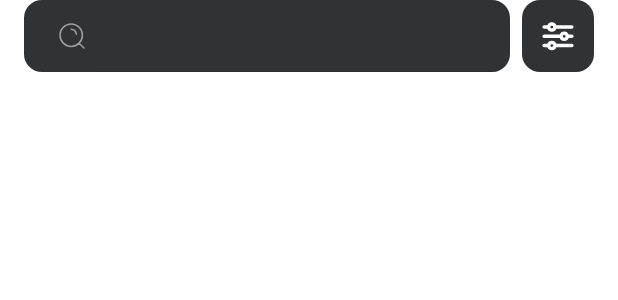
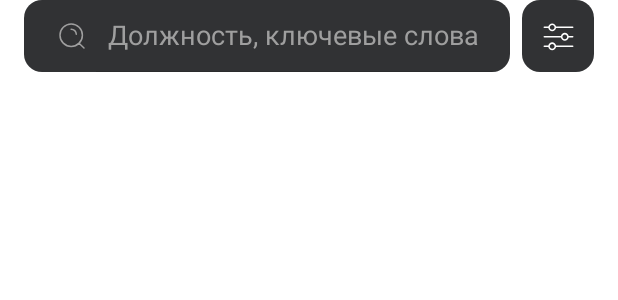
Before and after one commit to mamin-sibiryak-GDA/TestTaskAndroid, an Android app: the layout fragment_search.xml on its own in the app's theme, with its tools: preview values and no code run, on a phone screen of 412 x 824 dp. Shown: the top 300 px of the screen. Run offline under Robolectric (Android 15) with nearby library versions, the phone set to English and light mode, and no system bars.

Commit message:
Подправлены некоторые иконки. Измненен внешний вид строки поиска

```diff
--- a/app/src/main/res/drawable/ic_clear_27dp.xml
+++ b/app/src/main/res/drawable/ic_clear_24dp.xml
@@ -1,7 +1,7 @@
 <?xml version="1.0" encoding="utf-8"?>
 <vector xmlns:android="http://schemas.android.com/apk/res/android"
-    android:width="27dp"
-    android:height="27dp"
+    android:width="24dp"
+    android:height="24dp"
     android:viewportWidth="27.0"
     android:viewportHeight="27.0">
     <path
--- a/app/src/main/res/drawable/ic_filter_29dp.xml
+++ b/app/src/main/res/drawable/ic_filter_30dp.xml
@@ -1,22 +1,22 @@
 <?xml version="1.0" encoding="utf-8"?>
 <vector xmlns:android="http://schemas.android.com/apk/res/android"
-    android:width="29dp"
-    android:height="29dp"
+    android:width="30dp"
+    android:height="30dp"
     android:viewportWidth="24.0"
     android:viewportHeight="24.0">
     <path
-        android:strokeColor="@color/white"
-        android:strokeWidth="1"
+        android:fillColor="@color/white"
+        android:strokeWidth="0.5"
         android:fillType="evenOdd"
         android:pathData="M10.6947 7.52632C10.4997 8.48726 9.65009 9.21053 8.63158 9.21053C7.61307 9.21053 6.76349 8.48726 6.56843 7.52632H4.42105C4.18851 7.52632 4 7.3378 4 7.10526C4 6.87272 4.18851 6.68421 4.42105 6.68421H6.56843C6.76349 5.72327 7.61307 5 8.63158 5C9.65009 5 10.4997 5.72327 10.6947 6.68421H19.5789C19.8115 6.68421 20 6.87272 20 7.10526C20 7.3378 19.8115 7.52632 19.5789 7.52632H10.6947ZM9.89474 7.10526C9.89474 7.80289 9.3292 8.36842 8.63158 8.36842C7.93396 8.36842 7.36842 7.80289 7.36842 7.10526C7.36842 6.40764 7.93396 5.84211 8.63158 5.84211C9.3292 5.84211 9.89474 6.40764 9.89474 7.10526Z" />
     <path
-        android:strokeColor="@color/white"
-        android:strokeWidth="1"
+        android:fillColor="@color/white"
+        android:strokeWidth="0.5"
         android:fillType="evenOdd"
         android:pathData="M17.4316 12.5789C17.2365 13.5399 16.3869 14.2632 15.3684 14.2632C14.3499 14.2632 13.5003 13.5399 13.3053 12.5789H4.42105C4.18851 12.5789 4 12.3904 4 12.1579C4 11.9254 4.18851 11.7368 4.42105 11.7368H13.3053C13.5003 10.7759 14.3499 10.0526 15.3684 10.0526C16.3869 10.0526 17.2365 10.7759 17.4316 11.7368H19.5789C19.8115 11.7368 20 11.9254 20 12.1579C20 12.3904 19.8115 12.5789 19.5789 12.5789H17.4316ZM16.6316 12.1579C16.6316 12.8555 16.066 13.4211 15.3684 13.4211C14.6708 13.4211 14.1053 12.8555 14.1053 12.1579C14.1053 11.4603 14.6708 10.8947 15.3684 10.8947C16.066 10.8947 16.6316 11.4603 16.6316 12.1579Z" />
     <path
-        android:strokeColor="@color/white"
-        android:strokeWidth="1"
+        android:fillColor="@color/white"
+        android:strokeWidth="0.5"
         android:fillType="evenOdd"
         android:pathData="M8.63158 19.3158C9.65009 19.3158 10.4997 18.5925 10.6947 17.6316H19.5789C19.8115 17.6316 20 17.4431 20 17.2105C20 16.978 19.8115 16.7895 19.5789 16.7895H10.6947C10.4997 15.8285 9.65009 15.1053 8.63158 15.1053C7.61307 15.1053 6.76349 15.8285 6.56843 16.7895H4.42105C4.18851 16.7895 4 16.978 4 17.2105C4 17.4431 4.18851 17.6316 4.42105 17.6316H6.56843C6.76349 18.5925 7.61307 19.3158 8.63158 19.3158ZM8.63158 18.4737C9.3292 18.4737 9.89474 17.9081 9.89474 17.2105C9.89474 16.5129 9.3292 15.9474 8.63158 15.9474C7.93396 15.9474 7.36842 16.5129 7.36842 17.2105C7.36842 17.9081 7.93396 18.4737 8.63158 18.4737Z" />
 </vector>
--- a/app/src/main/res/layout/fragment_search.xml
+++ b/app/src/main/res/layout/fragment_search.xml
@@ -15,8 +15,10 @@
         android:layout_marginEnd="8dp"
         android:background="@drawable/rounded_element"
         android:searchIcon="@drawable/ic_search_24dp"
+        android:closeIcon="@drawable/ic_clear_24dp"
         android:iconifiedByDefault="false"
-        android:closeIcon="@drawable/ic_clear_27dp"
+        android:searchHintIcon="@null"
+        android:queryHint="Должность, ключевые слова"
         app:layout_constraintEnd_toStartOf="@id/imageButton"
         app:layout_constraintHorizontal_bias="0.0"
         app:layout_constraintStart_toStartOf="parent"
@@ -29,7 +31,7 @@
         android:layout_marginEnd="16dp"
         android:background="@drawable/rounded_element"
         android:contentDescription="Filter Placeholder"
-        android:src="@drawable/ic_filter_29dp"
+        android:src="@drawable/ic_filter_30dp"
         app:layout_constraintEnd_toEndOf="parent"
         app:layout_constraintTop_toTopOf="parent" />
 
```
